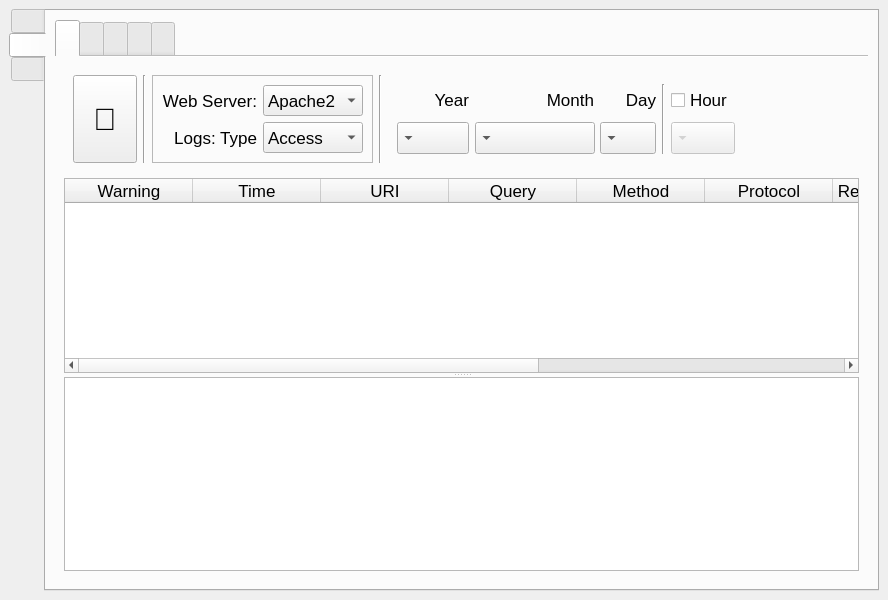
Qt form logdoctor/mainwindow.ui (elB4RTO/LogDoctor) before a commit.
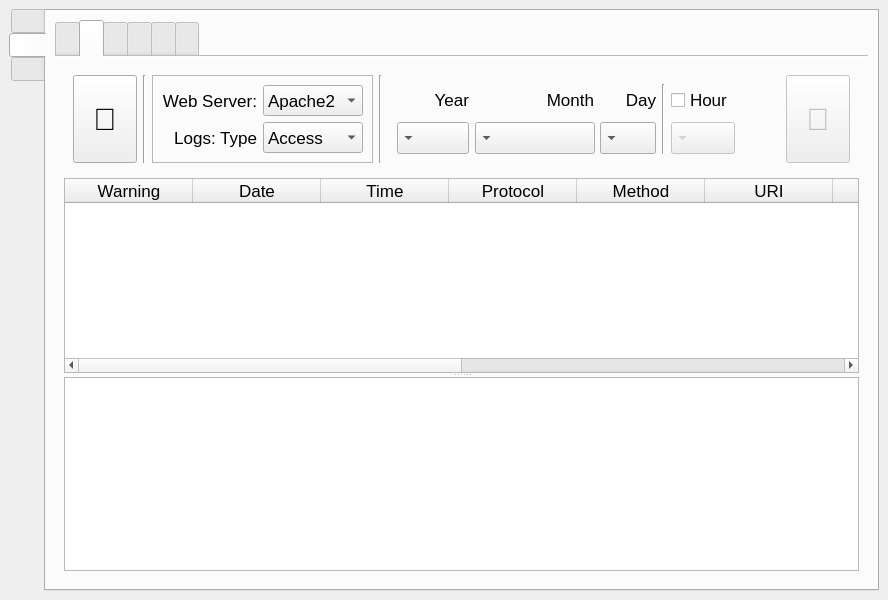
The same form after that commit. The open tabs and pages were chosen to show the change. Icons and pictures are not drawn. Custom widgets are drawn as their Qt base class.

Commit message: Added new StatsTab Global

What changed in the file:
```diff
--- a/logdoctor/mainwindow.ui
+++ b/logdoctor/mainwindow.ui
@@ -985,6 +985,16 @@
           <property name="movable">
            <bool>true</bool>
           </property>
+          <widget class="QWidget" name="Global">
+           <attribute name="icon">
+            <iconset resource="resources/resources.qrc">
+             <normaloff>:/icons/icons/global_off.png</normaloff>
+             <normalon>:/icons/icons/global_on.png</normalon>:/icons/icons/global_off.png</iconset>
+           </attribute>
+           <attribute name="title">
+            <string notr="true"/>
+           </attribute>
+          </widget>
           <widget class="QWidget" name="Warn">
            <attribute name="icon">
             <iconset resource="resources/resources.qrc">
@@ -1378,6 +1388,39 @@
                  </property>
                 </spacer>
                </item>
+               <item row="0" column="6">
+                <widget class="QPushButton" name="button_StatsWarn_Update">
+                 <property name="enabled">
+                  <bool>false</bool>
+                 </property>
+                 <property name="minimumSize">
+                  <size>
+                   <width>0</width>
+                   <height>88</height>
+                  </size>
+                 </property>
+                 <property name="maximumSize">
+                  <size>
+                   <width>64</width>
+                   <height>16777215</height>
+                  </size>
+                 </property>
+                 <property name="font">
+                  <font>
+                   <pointsize>23</pointsize>
+                  </font>
+                 </property>
+                 <property name="cursor">
+                  <cursorShape>PointingHandCursor</cursorShape>
+                 </property>
+                 <property name="toolTip">
+                  <string>Update the database with current Warning States</string>
+                 </property>
+                 <property name="text">
+                  <string></string>
+                 </property>
+                </widget>
+               </item>
               </layout>
              </widget>
             </item>
@@ -1418,6 +1461,11 @@
                  <string>Log line marked as Warning</string>
                 </property>
                </column>
+               <column>
+                <property name="text">
+                 <string>Date</string>
+                </property>
+               </column>
                <column>
                 <property name="text">
                  <string>Time</string>
@@ -1426,6 +1474,22 @@
                  <string>Time when the request arrived (hh:mm:ss)</string>
                 </property>
                </column>
+               <column>
+                <property name="text">
+                 <string>Protocol</string>
+                </property>
+                <property name="toolTip">
+                 <string>Protocol of the request</string>
+                </property>
+               </column>
+               <column>
+                <property name="text">
+                 <string>Method</string>
+                </property>
+                <property name="toolTip">
+                 <string>Method of the request</string>
+                </property>
+               </column>
                <column>
                 <property name="text">
                  <string>URI</string>
@@ -1442,22 +1506,6 @@
                  <string>Query carried along with the requested URI</string>
                 </property>
                </column>
-               <column>
-                <property name="text">
-                 <string>Method</string>
-                </property>
-                <property name="toolTip">
-                 <string>Method of the request</string>
-                </property>
-               </column>
-               <column>
-                <property name="text">
-                 <string>Protocol</string>
-                </property>
-                <property name="toolTip">
-                 <string>Protocol of the request</string>
-                </property>
-               </column>
                <column>
                 <property name="text">
                  <string>Response code</string>
@@ -1474,6 +1522,11 @@
                  <string>Where the request was redirected from</string>
                 </property>
                </column>
+               <column>
+                <property name="text">
+                 <string>Cookie</string>
+                </property>
+               </column>
                <column>
                 <property name="text">
                  <string>User-agent</string>
```
Left out of the diff: 416 changed lines with no effect on the pictures.
